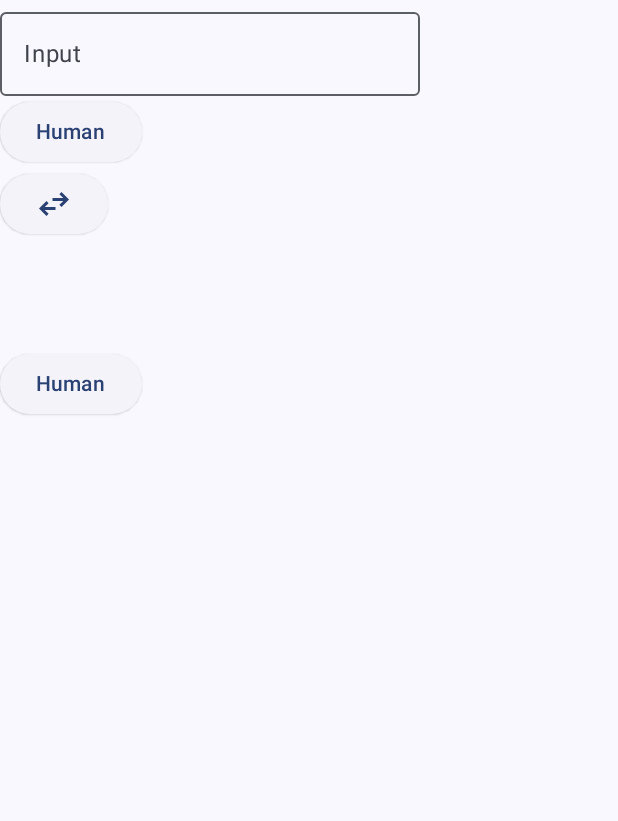
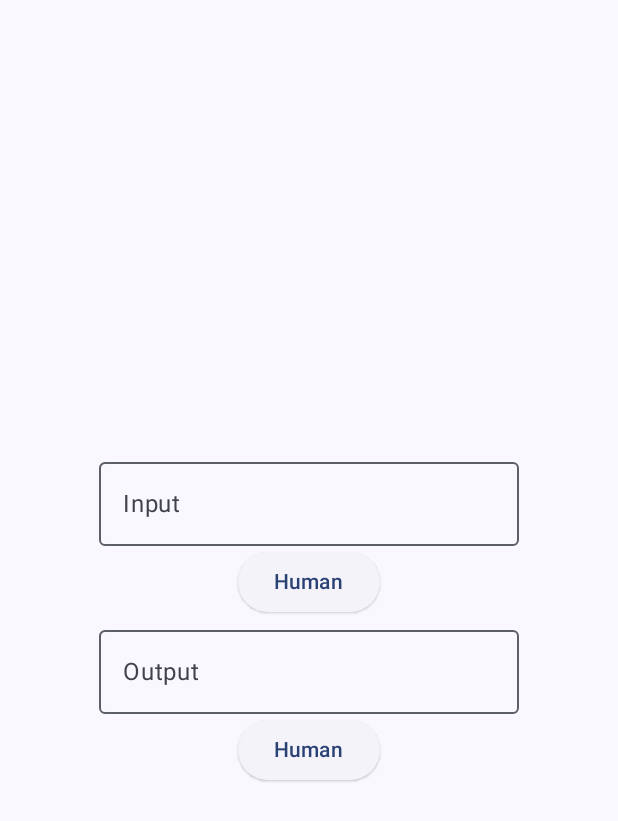
Before and after one commit to ppagdev/weight-converter, an Android app built with Jetpack Compose: the screen it shows after launch (MainActivity), on a phone screen of 412 x 824 dp. Shown: the top 821 px of the screen. Run offline under Robolectric (Android 15) with nearby library versions, the light colour scheme and no system bars.

Commit message:
changed layout and fixed logic

```diff
--- a/app/src/main/java/dev/ppag/weightconverter/MainActivity.kt
+++ b/app/src/main/java/dev/ppag/weightconverter/MainActivity.kt
@@ -3,6 +3,7 @@ package dev.ppag.weightconverter
 import android.os.Bundle
 import androidx.activity.ComponentActivity
 import androidx.activity.compose.setContent
+import androidx.compose.foundation.layout.Arrangement
 import androidx.compose.foundation.layout.Box
 import androidx.compose.foundation.layout.Column
 import androidx.compose.foundation.layout.Row
@@ -16,10 +17,10 @@ import androidx.compose.material3.Text
 import androidx.compose.material3.DropdownMenu
 import androidx.compose.material3.DropdownMenuItem
 import androidx.compose.material3.ElevatedButton
-import androidx.compose.material3.Icon
+import androidx.compose.material3.OutlinedCard
 import androidx.compose.runtime.*
+import androidx.compose.ui.Alignment
 import androidx.compose.ui.Modifier
-import androidx.compose.ui.res.painterResource
 import androidx.compose.ui.text.input.KeyboardType
 import androidx.compose.ui.tooling.preview.Preview
 import androidx.compose.ui.unit.dp
@@ -35,10 +36,13 @@ class MainActivity : ComponentActivity() {
                     modifier = Modifier.fillMaxSize(),
                     color = MaterialTheme.colorScheme.background
                 ) {
-                    Column {
+                    Column(
+                        verticalArrangement = Arrangement.Center,
+                        horizontalAlignment = Alignment.CenterHorizontally
+                    ) {
                         // currently selected weight units
-                        var unitIn by remember { mutableStateOf(Human) }
-                        var unitOut by remember { mutableStateOf(Human) }
+                        var unitIn by remember { mutableStateOf(options[0]) }
+                        var unitOut by remember { mutableStateOf(options[0]) }
 
                         // output text value
                         var outputText by remember { mutableStateOf("") }
@@ -56,10 +60,9 @@ class MainActivity : ComponentActivity() {
 
 
                         InputField({ outputText = unitIn.convertTo(unitOut, inputText).toString() }, { handleInput(it) })
-                        WeightTypeDropdown("in", unitIn, { unitIn = it }, { outputText = unitIn.convertTo(unitOut, inputText).toString() })
-                        ConvertButton()
+                        WeightTypeDropdown({ unitIn = it }, { outputText = unitIn.convertTo(unitOut, inputText).toString() })
                         OutputField(outputText)
-                        WeightTypeDropdown("out", unitOut, { unitOut = it }, { outputText = unitIn.convertTo(unitOut, inputText).toString() })
+                        WeightTypeDropdown({ unitOut = it }, { outputText = unitIn.convertTo(unitOut, inputText).toString() })
 
                         // debug, prints out when vars change
                         LaunchedEffect(unitIn, unitOut) {
@@ -73,17 +76,8 @@ class MainActivity : ComponentActivity() {
 }
 
 @Composable
-fun ConvertButton() {
-    ElevatedButton(onClick = {}) {
-        Icon(painter = painterResource(id = R.drawable.swap_horiz_fill0_wght400_grad0_opsz24),
-            contentDescription = "Swap Icon, for activating conversion")
-    }
-}
-
-@Composable
-fun WeightTypeDropdown(name: String, unit: WeightUnit, onUnitSelected: (WeightUnit) -> Unit, convert: () -> Unit, modifier: Modifier = Modifier) {
+fun WeightTypeDropdown(onUnitSelected: (WeightUnit) -> Unit, convert: () -> Unit, modifier: Modifier = Modifier) {
     // temporary list of options
-    val options = listOf(Human, Wolverine)
     var selectedOption by remember { mutableStateOf(options[0]) }
     var isExpanded by remember { mutableStateOf(false) }
 
@@ -121,7 +115,11 @@ fun WeightTypeDropdown(name: String, unit: WeightUnit, onUnitSelected: (WeightUn
 fun OutputField(text: String, modifier: Modifier = Modifier) {
     // display output
     Row {
-        Text(text = text, modifier.padding(24.dp))
+        OutlinedTextField(
+            value = text,
+            onValueChange = {},
+            readOnly = true,
+            label = {Text(text = "Output")})
     }
 }
 
@@ -139,8 +137,8 @@ fun InputField(convert: () -> Unit, onInputChange: (String) -> Unit, modifier: M
                     newValue
                 } else {
                     "" }
-                convert()
-                onInputChange(text) },
+                onInputChange(text)
+                convert() },
             modifier = modifier,
             keyboardOptions = KeyboardOptions(keyboardType = KeyboardType.Number),
             label = { Text(text = "Input") }
--- a/app/src/main/java/dev/ppag/weightconverter/WeightUnit.kt
+++ b/app/src/main/java/dev/ppag/weightconverter/WeightUnit.kt
@@ -1,12 +1,13 @@
 package dev.ppag.weightconverter
 
-val Wolverine = WeightUnit("Wolverine", 5.9)
-val Human = WeightUnit("Human", 68.0)
+// weight units used in the app
+val options = listOf(
+    WeightUnit("Human", 150.0),
+    WeightUnit("Wolverine", 13.0)
+)
 
-
-
-class WeightUnit(val name: String, val weight: Double) {
+class WeightUnit(val name: String, private val weight: Double) {
     fun convertTo(targetUnit: WeightUnit, amount: Double): Double {
-        return this.weight / (targetUnit.weight * amount)
+        return (this.weight * amount) / targetUnit.weight
     }
 }
```
